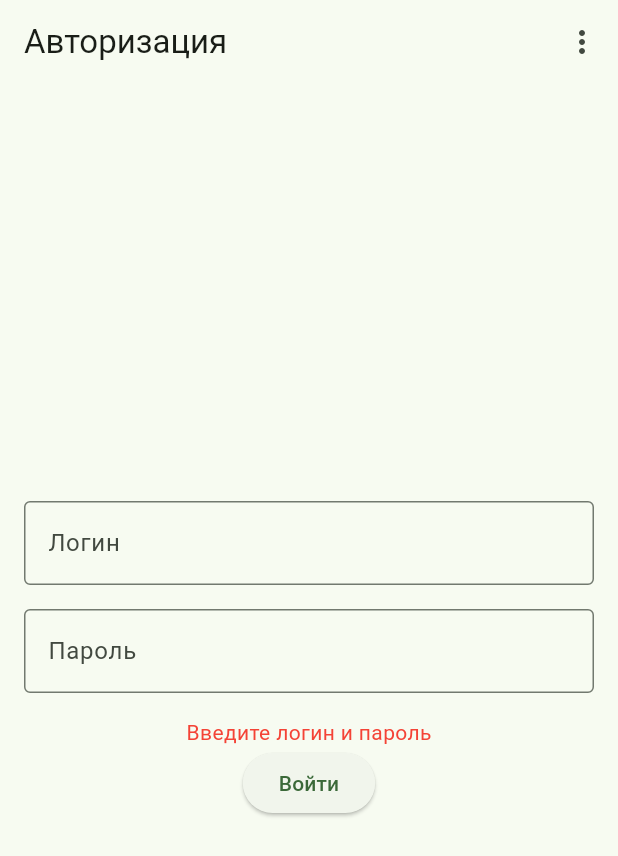
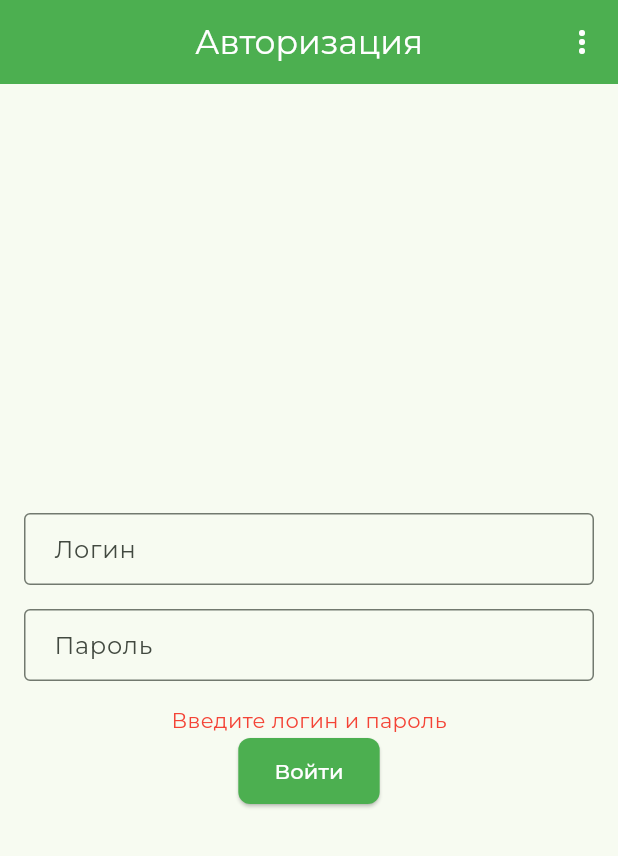
Before and after one commit to TurtleOld/hlvm_mobileapp, a Flutter app: the screen it shows after launch, after a tap on "Войти", on a phone screen of 412 x 824 dp. Shown: the top 856 px of the screen. Run offline on Flutter 3.47's test engine with Material 3 defaults, Android fonts, the phone set to English and light mode, and no system bars; our stand-ins replace dio, file_picker, flutter_dotenv, flutter_secure_storage, google_fonts, image_picker and 2 more.

Commit message:
feat: improve project architecture and code quality
- Add core module with constants, theme, utils and widgets
- Add shared module with base models and services
- Fix critical errors and warnings from Step 1
- Implement proper error handling and loading states
- Add centralized theme and constants
- Update models with proper inheritance and null safety
- Create base API service with token management
- Fix BuildContext usage in async operations
- Remove unused fields and imports
- All tests pass and app compiles successfully

```diff
--- /dev/null
+++ b/lib/core/core.dart
@@ -0,0 +1,5 @@
+export 'constants/app_constants.dart';
+export 'theme/app_theme.dart';
+export 'utils/error_handler.dart';
+export 'widgets/loading_widget.dart';
+export 'widgets/error_widget.dart';
--- /dev/null
+++ b/lib/core/theme/app_theme.dart
@@ -0,0 +1,64 @@
+import 'package:flutter/material.dart';
+import 'package:google_fonts/google_fonts.dart';
+
+class AppTheme {
+  static const Color primaryColor = Colors.green;
+  static const Color secondaryColor = Colors.greenAccent;
+  static const Color errorColor = Colors.red;
+  static const Color backgroundColor = Colors.white;
+  static const Color surfaceColor = Colors.white;
+
+  static ThemeData get lightTheme {
+    return ThemeData(
+      useMaterial3: true,
+      colorScheme: ColorScheme.fromSeed(
+        seedColor: primaryColor,
+        brightness: Brightness.light,
+      ),
+      textTheme: GoogleFonts.montserratTextTheme(),
+      appBarTheme: const AppBarTheme(
+        backgroundColor: primaryColor,
+        foregroundColor: Colors.white,
+        centerTitle: true,
+        elevation: 0,
+      ),
+      elevatedButtonTheme: ElevatedButtonThemeData(
+        style: ElevatedButton.styleFrom(
+          backgroundColor: primaryColor,
+          foregroundColor: Colors.white,
+          padding: const EdgeInsets.symmetric(
+            horizontal: 24,
+            vertical: 12,
+          ),
+          shape: RoundedRectangleBorder(
+            borderRadius: BorderRadius.circular(8),
+          ),
+        ),
+      ),
+      inputDecorationTheme: InputDecorationTheme(
+        border: OutlineInputBorder(
+          borderRadius: BorderRadius.circular(8),
+        ),
+        contentPadding: const EdgeInsets.symmetric(
+          horizontal: 16,
+          vertical: 12,
+        ),
+      ),
+      snackBarTheme: const SnackBarThemeData(
+        backgroundColor: primaryColor,
+        contentTextStyle: TextStyle(color: Colors.white),
+      ),
+    );
+  }
+
+  static ThemeData get darkTheme {
+    return ThemeData(
+      useMaterial3: true,
+      colorScheme: ColorScheme.fromSeed(
+        seedColor: primaryColor,
+        brightness: Brightness.dark,
+      ),
+      textTheme: GoogleFonts.montserratTextTheme(ThemeData.dark().textTheme),
+    );
+  }
+}
--- a/lib/features/auth/view/authentication_screen.dart
+++ b/lib/features/auth/view/authentication_screen.dart
@@ -32,7 +32,11 @@ class _LoginScreenState extends State<LoginScreen> {
       });
       return;
     }
+
     final result = await _authService.login(username, password);
+
+    if (!mounted) return;
+
     setState(() {
       _isLoading = false;
       if (!result['success']) {
--- a/lib/features/receipts/view/receipts_screen.dart
+++ b/lib/features/receipts/view/receipts_screen.dart
@@ -44,6 +44,9 @@ class _ReceiptScreenState extends State<ReceiptScreen> {
       setState(() {
         _isLoading = false;
       });
+
+      if (!mounted) return;
+
       final errorMsg = e.toString();
       if (errorMsg.contains('Необходимо указать адрес сервера')) {
         ScaffoldMessenger.of(context).showSnackBar(
--- a/lib/main.dart
+++ b/lib/main.dart
@@ -6,6 +6,7 @@ import 'package:hlvm_mobileapp/features/finance_account/view/view.dart';
 import 'package:hlvm_mobileapp/features/receipts/view/view.dart';
 import 'package:hlvm_mobileapp/features/auth/view/github_token_settings_screen.dart';
 import 'package:hlvm_mobileapp/services/authentication.dart';
+import 'package:hlvm_mobileapp/core/theme/app_theme.dart';
 
 void main() async {
   WidgetsFlutterBinding.ensureInitialized();
@@ -37,10 +38,7 @@ class _MyAppState extends State<MyApp> {
   @override
   Widget build(BuildContext context) {
     return MaterialApp(
-      theme: ThemeData(
-        colorScheme: ColorScheme.fromSeed(seedColor: Colors.green),
-        useMaterial3: true,
-      ),
+      theme: AppTheme.lightTheme,
       home: widget.isLoggedIn ? const HomePage() : const LoginScreen(),
       routes: {
         '/login': (context) => const LoginScreen(),
@@ -80,7 +78,9 @@ class _HomePageState extends State<HomePage> {
   void _onItemTapped(int index) async {
     if (index == 3) {
       await AuthService().logout(context);
-      Navigator.pushReplacementNamed(context, '/login');
+      if (mounted) {
+        Navigator.pushReplacementNamed(context, '/login');
+      }
     } else {
       setState(() {
         _selectedIndex = index;
--- a/lib/services/api.dart
+++ b/lib/services/api.dart
@@ -92,7 +92,6 @@ class ApiService {
         data: jsonData,
         options: Options(headers: {'Authorization': 'Bearer $accessToken'}),
       );
-      print(response.data);
       if (response.statusCode == 200) {
         return 'Чек успешно добавлен!';
       } else {
@@ -105,8 +104,6 @@ class ApiService {
         return 'Чек не был добавлен, повторите попытку!';
       }
     } catch (e) {
-      print('Error: $e');
-      print(e);
       if (e is DioException && e.response?.data != null) {
         final data = e.response?.data;
         if (data is Map && data['detail'] != null) {
--- a/lib/services/authentication.dart
+++ b/lib/services/authentication.dart
@@ -133,7 +133,7 @@ class AuthService {
     await _secureStorage.delete(key: 'access_token');
     await _secureStorage.delete(key: 'refresh_token');
     await _secureStorage.delete(key: 'isLoggedIn');
-    if (context != null) {
+    if (context != null && context.mounted) {
       ScaffoldMessenger.of(context).showSnackBar(
         const SnackBar(content: Text('Вы успешно вышли из аккаунта')),
       );
--- /dev/null
+++ b/lib/shared/shared.dart
@@ -0,0 +1,3 @@
+export 'models/base_model.dart';
+export 'models/receipt_model.dart';
+export 'services/base_api_service.dart';
```
Also changed, not shown: lib/core/constants/app_constants.dart (added, +32 -0 lines), lib/core/utils/error_handler.dart (added, +57 -0 lines), lib/core/widgets/error_widget.dart (added, +45 -0 lines), lib/core/widgets/loading_widget.dart (added, +28 -0 lines), lib/features/receipts/view/upload_file_img_screen.dart (+18 -15 lines), lib/features/receipts/view/upload_file_json_screen.dart (+13 -17 lines), lib/models/finance_account_model.dart (+24 -12 lines), lib/shared/models/base_model.dart (added, +14 -0 lines), lib/shared/models/receipt_model.dart (added, +71 -0 lines), lib/shared/services/base_api_service.dart (added, +84 -0 lines), 2 other files.
